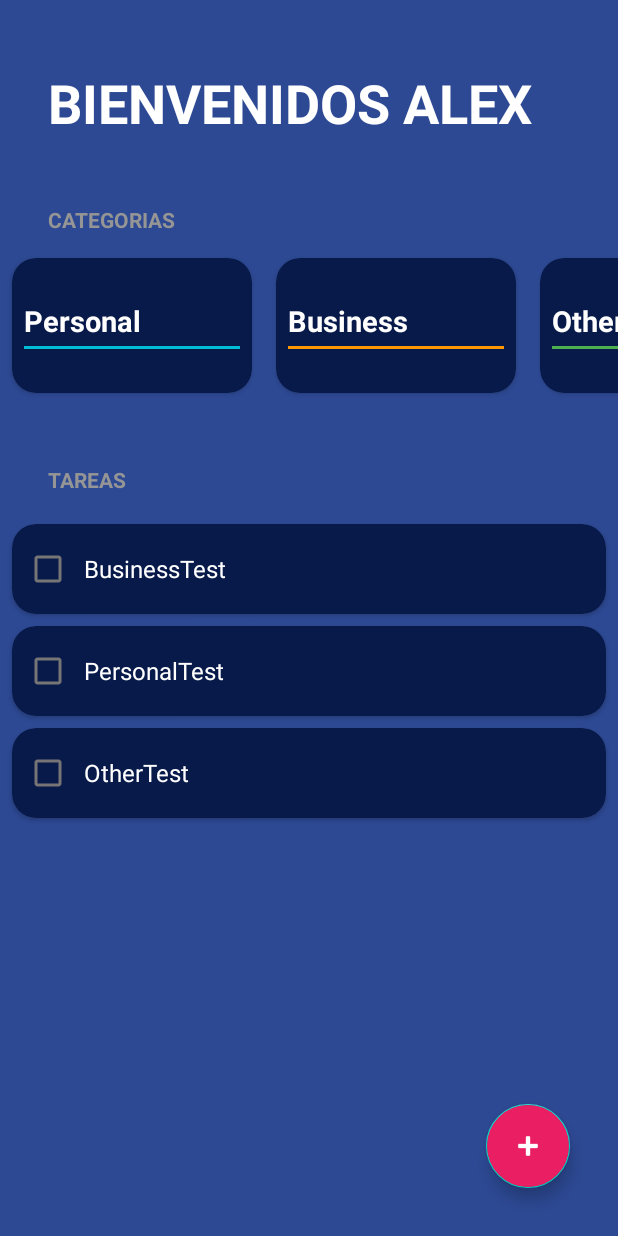
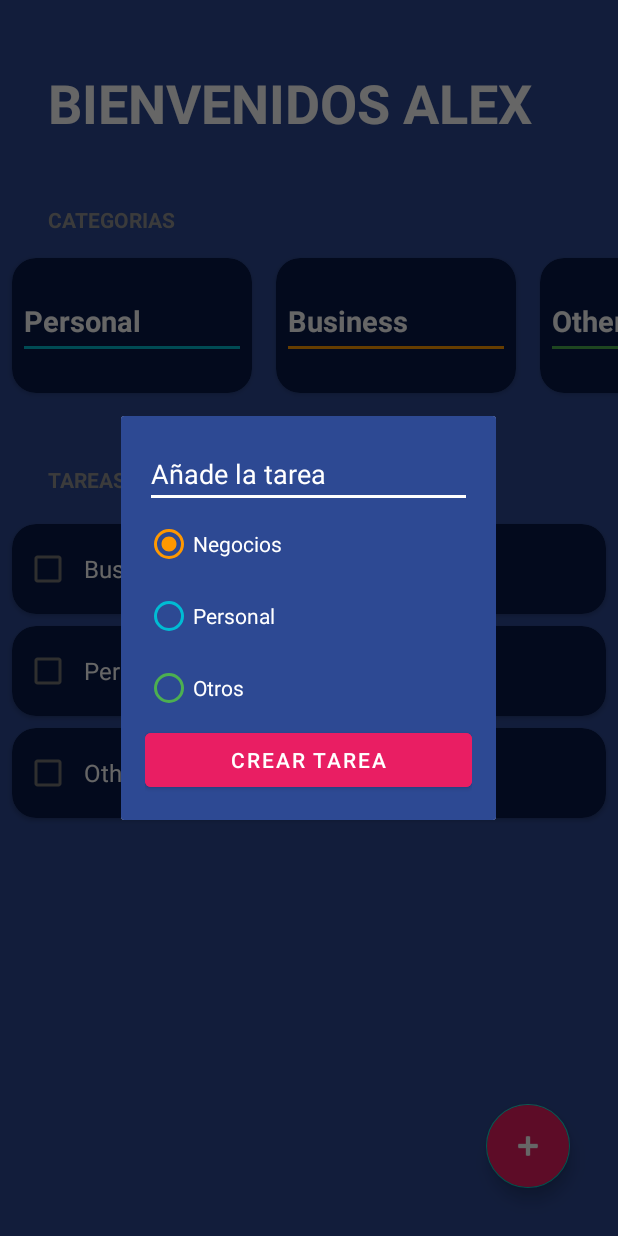
Before and after one commit to AlexisAyalaS/KotlinMasterClass, an Android app: the TodoActivity screen opened directly, with no data from a screen before it, after a tap on an icon or button, on a phone screen of 412 x 824 dp. Run offline under Robolectric (Android 15) with nearby library versions, the phone set to English and light mode, and no system bars.

Commit message:
(feat): added dialog add funcion

```diff
--- a/app/src/main/java/com/alexisayala/masterclass/todo/TodoActivity.kt
+++ b/app/src/main/java/com/alexisayala/masterclass/todo/TodoActivity.kt
@@ -1,7 +1,12 @@
 package com.alexisayala.masterclass.todo
 
+import android.app.Dialog
 import androidx.appcompat.app.AppCompatActivity
 import android.os.Bundle
+import android.widget.Button
+import android.widget.EditText
+import android.widget.RadioButton
+import android.widget.RadioGroup
 import androidx.recyclerview.widget.LinearLayoutManager
 import androidx.recyclerview.widget.RecyclerView
 import com.alexisayala.masterclass.R
@@ -26,6 +31,7 @@ class TodoActivity : AppCompatActivity() {
 
     private lateinit var fabAddTask: FloatingActionButton
 
+
     override fun onCreate(savedInstanceState: Bundle?) {
         super.onCreate(savedInstanceState)
         setContentView(R.layout.activity_todo)
@@ -39,6 +45,7 @@ class TodoActivity : AppCompatActivity() {
         recicleViewCategories = findViewById(R.id.rvCategories)
         rvTasks = findViewById(R.id.rvTasks)
         fabAddTask = findViewById(R.id.fabAddTask)
+
     }
 
     private fun initUI() {
@@ -56,10 +63,38 @@ class TodoActivity : AppCompatActivity() {
         fabAddTask.setOnClickListener {
             showDialog()
         }
+
     }
 
 
     private fun showDialog() {
+        val dialog = Dialog(this)
+        dialog.setContentView(R.layout.dialog_task)
 
+        val btAddTask: Button = dialog.findViewById(R.id.btAddTask)
+        val edTask: EditText = dialog.findViewById(R.id.edTask)
+        val rgCategories: RadioGroup = dialog.findViewById(R.id.rgCategories)
+
+        btAddTask.setOnClickListener {
+            val currentTask = edTask.text.toString()
+            if (currentTask.isNotEmpty()) {
+                val selectedId = rgCategories.checkedRadioButtonId
+                val selectedRadioButton: RadioButton = rgCategories.findViewById(selectedId)
+                val currentCategory: TaskCategories = when (selectedRadioButton.text) {
+                    getString(R.string.dialog_business) -> Business
+                    getString(R.string.dialog_personal) -> Personal
+                    else -> Other
+                }
+                tasks.add(Tasks(currentTask, currentCategory))
+                updateTask()
+                dialog.hide()
+            }
+        }
+
+        dialog.show()
+    }
+
+    private fun updateTask() {
+        tasksAdapter.notifyDataSetChanged()
     }
 }
--- /dev/null
+++ b/app/src/main/res/layout/dialog_task.xml
@@ -0,0 +1,60 @@
+<?xml version="1.0" encoding="utf-8"?>
+<LinearLayout xmlns:android="http://schemas.android.com/apk/res/android"
+    android:layout_width="250dp"
+    android:layout_height="wrap_content"
+    android:background="@color/todo_background_todo_app"
+    android:orientation="vertical"
+    android:padding="16dp">
+
+    <EditText
+        android:id="@+id/edTask"
+        android:layout_width="match_parent"
+        android:layout_height="wrap_content"
+        android:autofillHints="username"
+        android:backgroundTint="@color/white"
+        android:hint="@string/hint_task"
+        android:inputType="text"
+        android:textColor="@color/white"
+        android:textColorHint="@color/white" />
+
+
+    <RadioGroup
+        android:id="@+id/rgCategories"
+        android:layout_width="match_parent"
+        android:layout_height="wrap_content">
+
+        <RadioButton
+            android:id="@+id/rbBusiness"
+            android:layout_width="match_parent"
+            android:layout_height="wrap_content"
+            android:buttonTint="@color/todo_business_category"
+            android:checked="true"
+            android:text="@string/dialog_business"
+            android:textColor="@color/white" />
+
+        <RadioButton
+            android:id="@+id/rbPersonal"
+            android:layout_width="match_parent"
+            android:layout_height="wrap_content"
+            android:buttonTint="@color/todo_personal_category"
+            android:text="@string/dialog_personal"
+            android:textColor="@color/white" />
+
+        <RadioButton
+            android:id="@+id/rbOthers"
+            android:layout_width="match_parent"
+            android:layout_height="wrap_content"
+            android:buttonTint="@color/todo_other_category"
+            android:text="@string/dialog_others"
+            android:textColor="@color/white" />
+    </RadioGroup>
+
+    <Button
+        android:id="@+id/btAddTask"
+        android:layout_width="match_parent"
+        android:layout_height="wrap_content"
+        android:backgroundTint="@color/todo_accent"
+        android:text="@string/dialog_add_task" />
+
+
+</LinearLayout>
--- a/app/src/main/res/values/strings.xml
+++ b/app/src/main/res/values/strings.xml
@@ -24,5 +24,10 @@
     <string name="todo_categories">Categorias</string>
 
     <string name="todo_tasks">Tareas</string>
+    <string name="hint_task">Añade la tarea</string>
 
+    <string name="dialog_business">Negocios</string>
+    <string name="dialog_personal">Personal</string>
+    <string name="dialog_others">Otros</string>
+    <string name="dialog_add_task">Crear tarea</string>
 </resources>
```
